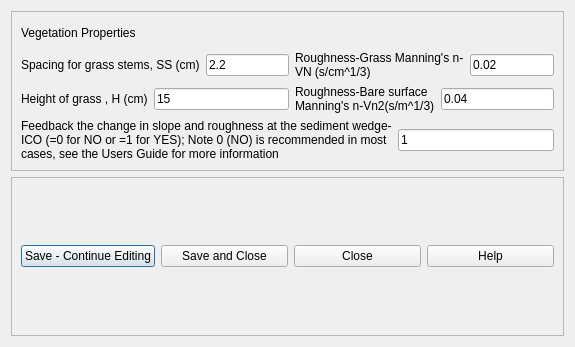
Above: ui/buffer_properties.ui from Inigobarbe/VFSMOD-GUI before the change. Below: the same form after it.
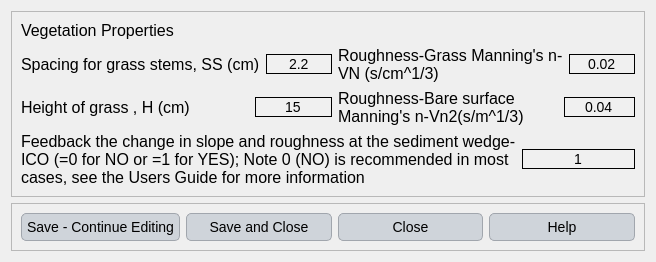
That is the form after the change.

What changed in the file:
```diff
--- a/ui/buffer_properties.ui
+++ b/ui/buffer_properties.ui
@@ -6,13 +6,116 @@
    <rect>
     <x>0</x>
     <y>0</y>
-    <width>575</width>
-    <height>347</height>
+    <width>656</width>
+    <height>261</height>
    </rect>
   </property>
   <property name="windowTitle">
    <string>Dialog</string>
   </property>
+  <property name="styleSheet">
+   <string notr="true">QLabel {
+    font-family: 'Georgia'; /* Cambiar la fuente a Georgia */
+    font-size: 16px; /* Cambiar el tamaño de la fuente */
+    color: #000000; /* Color del texto (blanco) */
+}
+
+QLineEdit {
+    font-family: 'Georgia'; /* Cambiar la fuente a Georgia */
+    font-size: 14px; /* Cambiar el tamaño de la fuente */
+    color: #000000; /* Color del texto (blanco) */
+    background-color: #f0f0f0; /* Color de fondo del QLineEdit */
+    border: 1px solid #000000; /* Borde blanco */
+}
+
+QComboBox {
+    font-family: 'Georgia'; /* Cambiar la fuente a Georgia */
+    font-size: 14px; /* Cambiar el tamaño de la fuente */
+    color: #000000; /* Color del texto (blanco) */
+    background-color: #cfd4da; /* Fondo oscuro del ComboBox */
+}
+
+QRadioButton {
+    font-family: 'Georgia'; /* Cambiar la fuente a Georgia */
+    font-size: 14px; /* Cambiar el tamaño de la fuente */
+    color: #000000; /* Color del texto (blanco) */
+}
+
+QCheckBox {
+    font-family: 'Georgia'; /* Cambiar la fuente a Georgia */
+    font-size: 14px; /* Cambiar el tamaño de la fuente */
+    color: #000000; /* Color del texto (blanco) */
+}
+
+/* Cambiar la fuente y estilo de los QPushButton */
+QPushButton {
+    font-family: 'Georgia'; /* Cambiar la fuente */
+    font-size: 14px; /* Cambiar el tamaño de la fuente */
+    color: #000000; /* Color del texto negro */
+    background-color: #cfd4da; /* Fondo gris claro */
+    border: 1px solid #a1a6ad; /* Borde gris medio */
+    border-radius: 5px; /* Bordes redondeados */
+    padding: 5px; /* Espaciado interno */
+}
+
+/* Estilo cuando el ratón pasa sobre el botón */
+QPushButton:hover {
+    color: #000000; /* Mantener el texto negro */
+    background-color: #b7bcc3; /* Fondo gris un poco más oscuro al pasar el mouse */
+}
+
+/* Estilo cuando el botón está presionado */
+QPushButton:pressed {
+    background-color: #a6acb3; /* Fondo ligeramente más oscuro al presionar */
+    color: #000000; /* Mantener el texto negro cuando se presiona */
+}
+
+
+
+/* Estilo general para QTableWidget y QTableView */
+QTableWidget, QTableView {
+    font-family: 'Georgia'; /* Cambiar la fuente a Georgia */
+    font-size: 14px; /* Tamaño de la fuente */
+    color: #000000; /* Color del texto negro */
+    background-color: #e6e9ed; /* Fondo gris claro para la tabla */
+    gridline-color: #a1a6ad; /* Color de las líneas de la tabla (gris medio) */
+    selection-background-color: #b7bcc3; /* Color de fondo cuando se selecciona una celda (gris suave) */
+    selection-color: #000000; /* Color del texto cuando la celda está seleccionada (negro) */
+}
+
+/* Estilo para el encabezado horizontal de la tabla */
+QHeaderView::section {
+    font-family: 'Georgia'; /* Cambiar la fuente a Georgia */
+    font-size: 14px; /* Tamaño de la fuente */
+    color: #000000; /* Color del texto negro */
+    background-color: #cfd4da; /* Fondo gris claro del encabezado */
+    border: 1px solid #a1a6ad; /* Borde gris medio entre las secciones */
+    padding: 4px; /* Espaciado interno en el encabezado */
+}
+
+/* Estilo para las celdas de la tabla al pasar el mouse */
+QTableWidget::item:hover, QTableView::item:hover {
+    background-color: #b7bcc3; /* Fondo gris suave al pasar el mouse */
+    color: #000000; /* Mantener el texto negro */
+}
+
+/* Estilo para las celdas cuando están seleccionadas */
+QTableWidget::item:selected, QTableView::item:selected {
+    background-color: #a6acb3; /* Fondo gris intermedio cuando está seleccionado */
+    color: #000000; /* Texto negro cuando está seleccionado */
+}
+
+/* Ajustar el tamaño de las celdas */
+QTableWidget::item, QTableView::item {
+    padding: 4px; /* Espaciado interno de las celdas */
+}
+
+/* Estilo para el borde inferior de la tabla */
+QTableCornerButton::section {
+    background-color: #cfd4da; /* Fondo del botón de esquina */
+    border: 1px solid #a1a6ad; /* Borde gris medio del botón de esquina */
+}</string>
+  </property>
   <layout class="QGridLayout" name="gridLayout_3">
    <item row="0" column="0">
     <widget class="QFrame" name="frame">
@@ -44,6 +147,9 @@
           <property name="text">
            <string>2.2</string>
           </property>
+          <property name="alignment">
+           <set>Qt::AlignCenter</set>
+          </property>
          </widget>
         </item>
        </layout>
@@ -63,6 +169,9 @@
           <property name="text">
            <string>0.02</string>
           </property>
+          <property name="alignment">
+           <set>Qt::AlignCenter</set>
+          </property>
          </widget>
         </item>
        </layout>
@@ -71,6 +180,12 @@
        <layout class="QHBoxLayout" name="horizontalLayout_2">
         <item>
          <widget class="QLabel" name="label_3">
+          <property name="minimumSize">
+           <size>
+            <width>228</width>
+            <height>0</height>
+           </size>
+          </property>
           <property name="text">
            <string>Height of grass , H (cm)</string>
           </property>
@@ -81,6 +196,9 @@
           <property name="text">
            <string>15</string>
           </property>
+          <property name="alignment">
+           <set>Qt::AlignCenter</set>
+          </property>
          </widget>
         </item>
        </layout>
@@ -89,6 +207,12 @@
        <layout class="QHBoxLayout" name="horizontalLayout_4">
         <item>
          <widget class="QLabel" name="label_5">
+          <property name="minimumSize">
+           <size>
+            <width>220</width>
+            <height>0</height>
+           </size>
+          </property>
           <property name="text">
            <string>Roughness-Bare surface
 Manning's n-Vn2(s/m^1/3)</string>
@@ -100,6 +224,9 @@
           <property name="text">
            <string>0.04</string>
           </property>
+          <property name="alignment">
+           <set>Qt::AlignCenter</set>
+          </property>
          </widget>
         </item>
        </layout>
@@ -120,6 +247,9 @@
           <property name="text">
            <string>1</string>
           </property>
+          <property name="alignment">
+           <set>Qt::AlignCenter</set>
+          </property>
          </widget>
         </item>
        </layout>
```
